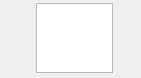
The window that src/MEGASync/stalled_issues/gui/win/StalledIssueActionTitle.ui (meganz/MEGAsync) describes before a commit, drawn with Qt 5.
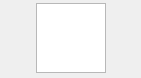
The same window after the commit. Custom widgets are drawn as their Qt base class.

What changed in the file:
```diff
--- a/src/MEGASync/stalled_issues/gui/win/StalledIssueActionTitle.ui
+++ b/src/MEGASync/stalled_issues/gui/win/StalledIssueActionTitle.ui
@@ -10,6 +10,12 @@
     <height>58</height>
    </rect>
   </property>
+  <property name="sizePolicy">
+   <sizepolicy hsizetype="Expanding" vsizetype="Preferred">
+    <horstretch>0</horstretch>
+    <verstretch>0</verstretch>
+   </sizepolicy>
+  </property>
   <property name="windowTitle">
    <string notr="true"/>
   </property>
@@ -106,7 +112,13 @@
    </property>
    <item>
     <widget class="QWidget" name="backgroundWidget" native="true">
-     <layout class="QHBoxLayout" name="horizontalLayout_4" stretch="0,0">
+     <property name="sizePolicy">
+      <sizepolicy hsizetype="Expanding" vsizetype="Preferred">
+       <horstretch>0</horstretch>
+       <verstretch>0</verstretch>
+      </sizepolicy>
+     </property>
+     <layout class="QHBoxLayout" name="horizontalLayout_4" stretch="1,0">
       <property name="spacing">
        <number>5</number>
       </property>
@@ -148,7 +160,13 @@
          </property>
          <item>
           <widget class="QFrame" name="contents">
-           <layout class="QHBoxLayout" name="horizontalLayout_3" stretch="1,0,0">
+           <property name="sizePolicy">
+            <sizepolicy hsizetype="Expanding" vsizetype="Preferred">
+             <horstretch>0</horstretch>
+             <verstretch>0</verstretch>
+            </sizepolicy>
+           </property>
+           <layout class="QHBoxLayout" name="horizontalLayout_3" stretch="1,0,1">
             <property name="spacing">
              <number>8</number>
             </property>
@@ -167,7 +185,7 @@
             <item>
              <widget class="QWidget" name="titleContainer" native="true">
               <property name="sizePolicy">
-               <sizepolicy hsizetype="Preferred" vsizetype="Preferred">
+               <sizepolicy hsizetype="Expanding" vsizetype="Preferred">
                 <horstretch>0</horstretch>
                 <verstretch>0</verstretch>
                </sizepolicy>
```
Left out of the diff: 10 changed lines with no effect on the pictures.
